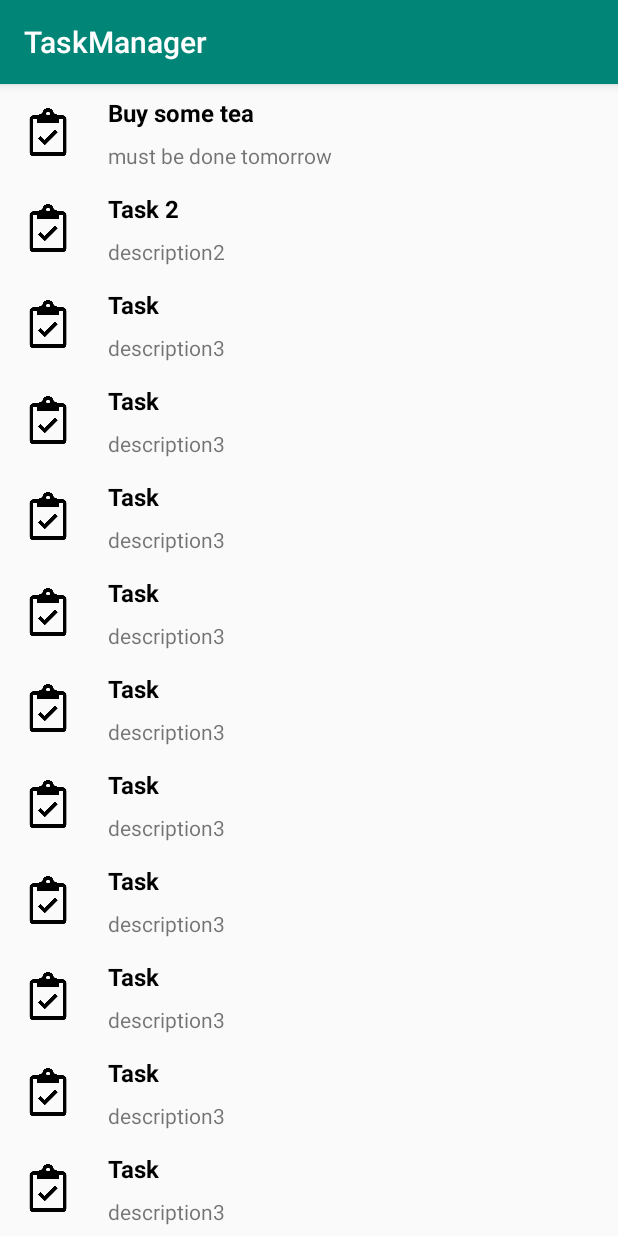
After one commit to shayan4shayan/android-toturial-sample, an Android app: the RecyclerActivity screen opened directly, with no data from a screen before it, on a phone screen of 412 x 824 dp. The commit adds this screen. Run offline under Robolectric (Android 15) with nearby library versions, the phone set to English and light mode, and no system bars.

Commit message:
list activity and recycler activity added.

```diff
--- a/app/src/main/java/ir/shayan/taskmanager/activities/MainActivity.kt
+++ b/app/src/main/java/ir/shayan/taskmanager/activities/MainActivity.kt
@@ -1,5 +1,6 @@
 package ir.shayan.taskmanager.activities
 
+import android.content.Intent
 import androidx.appcompat.app.AppCompatActivity
 import android.os.Bundle
 import ir.shayan.taskmanager.R
@@ -14,5 +15,7 @@ class MainActivity : AppCompatActivity() {
 
         title = username()
 
+        startActivity(Intent(this,RecyclerActivity::class.java))
+
     }
 }
--- /dev/null
+++ b/app/src/main/java/ir/shayan/taskmanager/activities/RecyclerActivity.kt
@@ -0,0 +1,52 @@
+package ir.shayan.taskmanager.activities
+
+import androidx.appcompat.app.AppCompatActivity
+import android.os.Bundle
+import android.os.Handler
+import ir.shayan.taskmanager.R
+import ir.shayan.taskmanager.adapters.RecyclerAdapter
+import ir.shayan.taskmanager.model.Task
+import kotlinx.android.synthetic.main.activity_recycler.*
+import java.util.ArrayList
+
+class RecyclerActivity : AppCompatActivity() {
+
+    override fun onCreate(savedInstanceState: Bundle?) {
+        super.onCreate(savedInstanceState)
+        setContentView(R.layout.activity_recycler)
+        val items = getList()
+        val adapter = RecyclerAdapter(items)
+        recycler.adapter = adapter
+
+        adapter.notifyDataSetChanged()
+
+        Handler().postDelayed({
+            items.add(5,Task(100,"title","description"))
+            adapter.notifyItemInserted(5)
+        },5000)
+    }
+
+    private fun getList(): ArrayList<Task> {
+        return ArrayList<Task>().apply {
+            add(Task(1,"Buy some tea","must be done tomorrow"))
+            add(Task(2,"Task 2","description2"))
+            add(Task(3,"Task ","description3"))
+            add(Task(3,"Task ","description3"))
+            add(Task(3,"Task ","description3"))
+            add(Task(3,"Task ","description3"))
+            add(Task(3,"Task ","description3"))
+            add(Task(3,"Task ","description3"))
+            add(Task(3,"Task ","description3"))
+            add(Task(3,"Task ","description3"))
+            add(Task(3,"Task ","description3"))
+            add(Task(3,"Task ","description3"))
+            add(Task(3,"Task ","description3"))
+            add(Task(3,"Task ","description3"))
+            add(Task(3,"Task ","description3"))
+            add(Task(3,"Task ","description3"))
+            add(Task(3,"Task ","description3"))
+            add(Task(3,"Task ","description3"))
+            add(Task(3,"Task ","description3"))
+        }
+    }
+}
--- /dev/null
+++ b/app/src/main/java/ir/shayan/taskmanager/adapters/RecyclerAdapter.kt
@@ -0,0 +1,39 @@
+package ir.shayan.taskmanager.adapters
+
+import android.util.Log
+import android.view.LayoutInflater
+import android.view.View
+import android.view.ViewGroup
+import android.widget.TextView
+import androidx.recyclerview.widget.RecyclerView
+import ir.shayan.taskmanager.R
+import ir.shayan.taskmanager.model.Task
+import ir.shayan.taskmanager.toast
+
+class RecyclerAdapter(val items:ArrayList<Task>) : RecyclerView.Adapter<RecyclerAdapter.ViewHolder>(){
+    override fun onCreateViewHolder(parent: ViewGroup, viewType: Int): ViewHolder {
+        val view = LayoutInflater.from(parent.context).inflate(R.layout.list_item,parent,false)
+        val viewHolder = ViewHolder(view)
+        view.setOnClickListener {
+            parent.context.toast("item in position ${viewHolder.adapterPosition} clicked")
+        }
+        return viewHolder
+    }
+
+    override fun getItemCount(): Int {
+        return items.size
+    }
+
+    override fun onBindViewHolder(holder: ViewHolder, position: Int) {
+        holder.title.text = items[position].title
+        holder.description.text = items[position].description
+        Log.d("Adapter","$position")
+    }
+
+
+    class ViewHolder(view: View) : RecyclerView.ViewHolder(view){
+        val title = view.findViewById<TextView>(R.id.text_title)
+        val description = view.findViewById<TextView>(R.id.text_description)
+
+    }
+}
--- /dev/null
+++ b/app/src/main/java/ir/shayan/taskmanager/model/Task.kt
@@ -0,0 +1,7 @@
+package ir.shayan.taskmanager.model
+
+data class Task(val id:Int,var title:String,var description: String){
+    var isDone = false
+
+    fun done() { isDone = true }
+}
--- /dev/null
+++ b/app/src/main/res/layout/activity_recycler.xml
@@ -0,0 +1,16 @@
+<?xml version="1.0" encoding="utf-8"?>
+<LinearLayout xmlns:android="http://schemas.android.com/apk/res/android"
+    xmlns:app="http://schemas.android.com/apk/res-auto"
+    xmlns:tools="http://schemas.android.com/tools"
+    android:layout_width="match_parent"
+    android:layout_height="match_parent"
+    tools:context=".activities.RecyclerActivity">
+
+    <androidx.recyclerview.widget.RecyclerView
+        android:layout_width="match_parent"
+        android:layout_height="wrap_content"
+        android:id="@+id/recycler"
+        app:layoutManager="androidx.recyclerview.widget.LinearLayoutManager"
+        android:orientation="vertical"/>
+
+</LinearLayout>
--- /dev/null
+++ b/app/src/main/res/layout/list_item.xml
@@ -0,0 +1,39 @@
+<?xml version="1.0" encoding="utf-8"?>
+<LinearLayout xmlns:android="http://schemas.android.com/apk/res/android"
+    android:layout_width="match_parent"
+    android:layout_height="wrap_content"
+    xmlns:tools="http://schemas.android.com/tools"
+    android:orientation="horizontal">
+
+    <ImageView
+        android:layout_width="64dp"
+        android:layout_height="64dp"
+        android:src="@drawable/ic_icon"
+        android:contentDescription="@string/test_icon"
+        android:padding="16dp"/>
+
+    <LinearLayout
+        android:layout_width="0dp"
+        android:layout_height="64dp"
+        android:layout_weight="1"
+        android:orientation="vertical">
+        <TextView
+            android:layout_width="match_parent"
+            android:layout_height="wrap_content"
+            android:padding="8dp"
+            android:id="@+id/text_title"
+            tools:text="Buy some tea"
+            android:textSize="16dp"
+            android:textStyle="bold"
+            android:textColor="@color/colorBlack"/>
+        <TextView
+            android:layout_width="match_parent"
+            android:layout_height="wrap_content"
+            android:id="@+id/text_description"
+            android:paddingEnd="8dp"
+            android:paddingStart="8dp"
+            tools:text="must be done withing 2 days"/>
+    </LinearLayout>
+
+
+</LinearLayout>
--- a/app/src/main/res/values/arrays.xml
+++ b/app/src/main/res/values/arrays.xml
@@ -11,4 +11,9 @@
         <item>second item</item>
         <item>first item</item>
     </string-array>
+    <string-array name="list_items" >
+        <item>item1</item>
+        <item>item2</item>
+        <item>item3</item>
+    </string-array>
 </resources>
--- a/app/src/main/res/values/colors.xml
+++ b/app/src/main/res/values/colors.xml
@@ -5,4 +5,5 @@
     <color name="colorAccent">#D81B60</color>
     <color name="editTextHintColor">#C16C199E</color>
     <color name="transparent">#00000000</color>
+    <color name="colorBlack">#000</color>
 </resources>
--- a/app/src/main/res/values/strings.xml
+++ b/app/src/main/res/values/strings.xml
@@ -8,5 +8,6 @@
     <string name="error_email_invalid">Email is invalid</string>
     <string name="error_password">Password length must be 8 characters</string>
     <string name="guest">Guest</string>
+    <string name="test_icon">test icon</string>
 
 </resources>
```
Also changed, not shown: app/src/main/AndroidManifest.xml (+4 -4 lines), app/src/main/java/ir/shayan/taskmanager/activities/ListActivity.kt (added, +49 -0 lines), app/src/main/java/ir/shayan/taskmanager/adapters/TasksAdapter.kt (added, +38 -0 lines), app/src/main/res/layout/activity_list.xml (added, +14 -0 lines), app/src/main/res/layout/simple_one_line_list_item.xml (added, +11 -0 lines).
